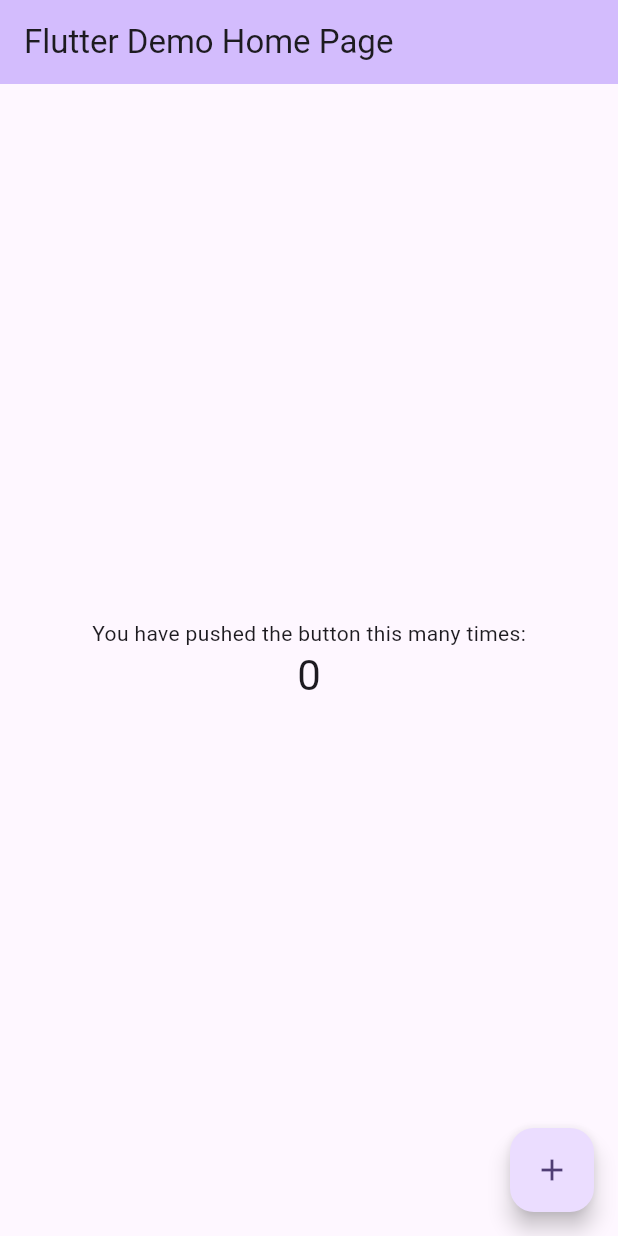
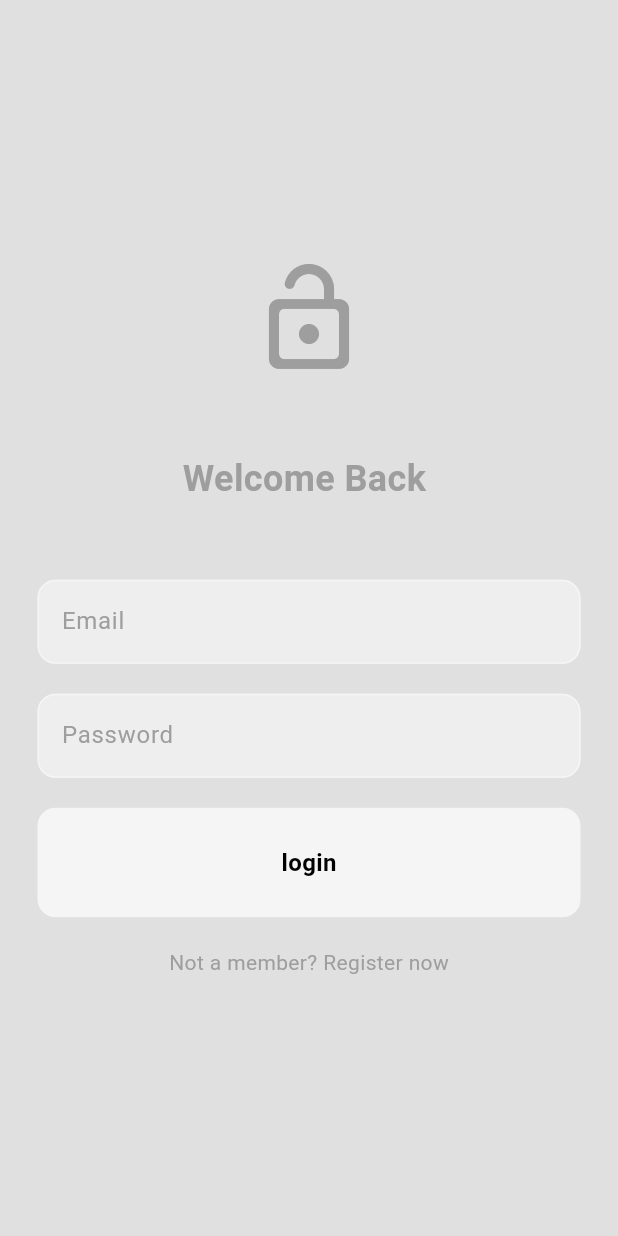
Before and after one commit to sujanae/dev_talks, a Flutter app: the screen it shows after launch, on a phone screen of 412 x 824 dp. Run offline on Flutter 3.47's test engine with Material 3 defaults, Android fonts, the phone set to English and light mode, and no system bars; our stand-ins replace firebase_auth, firebase_core, flutter_bloc; accounts and stored records are empty.

Commit message:
done login page

```diff
--- /dev/null
+++ b/lib/features/auth/presentation/components/my_button.dart
@@ -0,0 +1,26 @@
+import 'package:flutter/material.dart';
+import 'package:flutter/widgets.dart';
+
+class MyButton extends StatelessWidget {
+  final void Function()? onTap;
+  final String text;
+  const MyButton({super.key, required this.onTap, required this.text});
+
+  @override
+  Widget build(BuildContext context) {
+    return GestureDetector(
+        onTap: onTap,
+        child: Container(
+          padding: const EdgeInsets.all(25),
+          decoration: BoxDecoration(
+            color: Theme.of(context).colorScheme.tertiary,
+            borderRadius: BorderRadius.circular(12),
+          ),
+          child: Center(
+              child: Text(
+            text,
+            style: const TextStyle(fontWeight: FontWeight.bold, fontSize: 16),
+          )),
+        ));
+  }
+}
--- /dev/null
+++ b/lib/features/auth/presentation/components/my_text_field.dart
@@ -0,0 +1,36 @@
+import 'package:flutter/material.dart';
+import 'package:flutter/widgets.dart';
+
+class MyTextField extends StatelessWidget {
+  final TextEditingController controller;
+  final String hintText;
+  final bool obscureText;
+  const MyTextField(
+      {super.key,
+      required this.controller,
+      required this.hintText,
+      required this.obscureText});
+
+  @override
+  Widget build(BuildContext context) {
+    return TextField(
+      controller: controller,
+      obscureText: obscureText,
+      decoration: InputDecoration(
+          hintText: hintText,
+          fillColor: Theme.of(context).colorScheme.secondary,
+          filled: true,
+          hintStyle: TextStyle(color: Theme.of(context).colorScheme.primary),
+          enabledBorder: OutlineInputBorder(
+            borderSide:
+                BorderSide(color: Theme.of(context).colorScheme.tertiary),
+            borderRadius: BorderRadius.circular(12),
+          ),
+          focusedBorder: OutlineInputBorder(
+            borderSide:
+                BorderSide(color: Theme.of(context).colorScheme.primary),
+            borderRadius: BorderRadius.circular(12),
+          )),
+    );
+  }
+}
--- a/lib/features/auth/presentation/cubits/auth_cubit.dart
+++ b/lib/features/auth/presentation/cubits/auth_cubit.dart
@@ -13,4 +13,59 @@ class AuthCubit extends Cubit<AuthStates> {
   final AuthRepo authRepo;
   AppUser? _currentuser;
   AuthCubit({required this.authRepo}) : super(AuthInitial());
+
+  //check if user is authenticated
+  void checkAuth() async {
+    final AppUser? user = await authRepo.getCurrentUser();
+    if (user != null) {
+      _currentuser = user;
+      emit(Authenticated(user));
+    } else {
+      emit(UnAuthenticated());
+    }
+  }
+
+  //get current user
+  AppUser? get currentUser => _currentuser;
+
+  //login with email password
+  Future<void> login(String email, String pw) async {
+    try {
+      emit(AuthLoading());
+      final user = await authRepo.loginWithEmailPassword(email, pw);
+
+      if (user != null) {
+        _currentuser = user;
+        emit(Authenticated(user));
+      } else {
+        emit(UnAuthenticated());
+      }
+    } catch (e) {
+      emit(AuthError(e.toString()));
+      emit(UnAuthenticated());
+    }
+  }
+
+  //register with email password
+  Future<void> register(String name, String email, String pw) async {
+    try {
+      emit(AuthLoading());
+      final user = await authRepo.registerWithEmailPassword(name, email, pw);
+      if (user != null) {
+        _currentuser = user;
+        emit(Authenticated(user));
+      } else {
+        emit(UnAuthenticated());
+      }
+    } catch (e) {
+      emit(AuthError(e.toString()));
+      emit(UnAuthenticated());
+    }
+  }
+
+  //logout
+  Future<void> logout() async {
+    authRepo.logout();
+    emit(UnAuthenticated());
+  }
 }
--- /dev/null
+++ b/lib/features/auth/presentation/pages/login_page.dart
@@ -0,0 +1,71 @@
+import 'package:dev_talks/features/auth/presentation/components/my_button.dart';
+import 'package:dev_talks/features/auth/presentation/components/my_text_field.dart';
+import 'package:flutter/material.dart';
+import 'package:flutter/widgets.dart';
+
+class LoginPage extends StatefulWidget {
+  const LoginPage({super.key});
+
+  @override
+  State<LoginPage> createState() => _LoginPageState();
+}
+
+class _LoginPageState extends State<LoginPage> {
+  //controller
+  final emailcontroller = TextEditingController();
+  final pwcontroller = TextEditingController();
+  @override
+  Widget build(BuildContext context) {
+    return Scaffold(
+      body: Padding(
+        padding: const EdgeInsets.symmetric(horizontal: 25.0),
+        child: Center(
+          child: SafeArea(
+            child:
+                Column(mainAxisAlignment: MainAxisAlignment.center, children: [
+              Icon(
+                Icons.lock_open_rounded,
+                size: 80,
+                color: Theme.of(context).colorScheme.primary,
+              ),
+              const SizedBox(height: 50),
+              //welcome back msg
+              Text(
+                'Welcome Back ',
+                style: TextStyle(
+                    fontSize: 24,
+                    fontWeight: FontWeight.bold,
+                    color: Theme.of(context).colorScheme.primary),
+              ),
+              const SizedBox(height: 50),
+
+              //email text feild
+              MyTextField(
+                controller: emailcontroller,
+                obscureText: false,
+                hintText: 'Email',
+              ),
+              const SizedBox(height: 20),
+              //pw text feild
+              MyTextField(
+                controller: pwcontroller,
+                obscureText: true,
+                hintText: 'Password',
+              ),
+              const SizedBox(height: 20),
+
+              //login btn
+              MyButton(onTap: () {}, text: 'login'),
+              const SizedBox(height: 20),
+
+              //not member? register now
+              Text("Not a member? Register now",
+                  style:
+                      TextStyle(color: Theme.of(context).colorScheme.primary))
+            ]),
+          ),
+        ),
+      ),
+    );
+  }
+}
--- /dev/null
+++ b/lib/features/auth/presentation/pages/register_page.dart
@@ -0,0 +1,15 @@
+import 'package:flutter/widgets.dart';
+
+class RegisterPage extends StatefulWidget {
+  const RegisterPage({super.key});
+
+  @override
+  State<RegisterPage> createState() => _RegisterPageState();
+}
+
+class _RegisterPageState extends State<RegisterPage> {
+  @override
+  Widget build(BuildContext context) {
+    return const Placeholder();
+  }
+}
--- a/lib/main.dart
+++ b/lib/main.dart
@@ -1,4 +1,6 @@
+import 'package:dev_talks/features/auth/presentation/pages/login_page.dart';
 import 'package:dev_talks/firebase_options.dart';
+import 'package:dev_talks/themes/light_mode.dart';
 import 'package:firebase_core/firebase_core.dart';
 import 'package:flutter/material.dart';
 
@@ -11,119 +13,12 @@
 class MyApp extends StatelessWidget {
   const MyApp({super.key});
 
-  // This widget is the root of your application.
   @override
   Widget build(BuildContext context) {
     return MaterialApp(
-      title: 'Flutter Demo',
-      theme: ThemeData(
-        // This is the theme of your application.
-        //
-        // TRY THIS: Try running your application with "flutter run". You'll see
-        // the application has a purple toolbar. Then, without quitting the app,
-        // try changing the seedColor in the colorScheme below to Colors.green
-        // and then invoke "hot reload" (save your changes or press the "hot
-        // reload" button in a Flutter-supported IDE, or press "r" if you used
-        // the command line to start the app).
-        //
-        // Notice that the counter didn't reset back to zero; the application
-        // state is not lost during the reload. To reset the state, use hot
-        // restart instead.
-        //
-        // This works for code too, not just values: Most code changes can be
-        // tested with just a hot reload.
-        colorScheme: ColorScheme.fromSeed(seedColor: Colors.deepPurple),
-        useMaterial3: true,
-      ),
-      home: const MyHomePage(title: 'Flutter Demo Home Page'),
+      debugShowCheckedModeBanner: false,
+      home: const LoginPage(),
+      theme: lightMode,
     );
   }
 }
-
-class MyHomePage extends StatefulWidget {
-  const MyHomePage({super.key, required this.title});
-
-  // This widget is the home page of your application. It is stateful, meaning
-  // that it has a State object (defined below) that contains fields that affect
-  // how it looks.
-
-  // This class is the configuration for the state. It holds the values (in this
-  // case the title) provided by the parent (in this case the App widget) and
-  // used by the build method of the State. Fields in a Widget subclass are
-  // always marked "final".
-
-  final String title;
-
-  @override
-  State<MyHomePage> createState() => _MyHomePageState();
-}
-
-class _MyHomePageState extends State<MyHomePage> {
-  int _counter = 0;
-
-  void _incrementCounter() {
-    setState(() {
-      // This call to setState tells the Flutter framework that something has
-      // changed in this State, which causes it to rerun the build method below
-      // so that the display can reflect the updated values. If we changed
-      // _counter without calling setState(), then the build method would not be
-      // called again, and so nothing would appear to happen.
-      _counter++;
-    });
-  }
-
-  @override
-  Widget build(BuildContext context) {
-    // This method is rerun every time setState is called, for instance as done
-    // by the _incrementCounter method above.
-    //
-    // The Flutter framework has been optimized to make rerunning build methods
-    // fast, so that you can just rebuild anything that needs updating rather
-    // than having to individually change instances of widgets.
-    return Scaffold(
-      appBar: AppBar(
-        // TRY THIS: Try changing the color here to a specific color (to
-        // Colors.amber, perhaps?) and trigger a hot reload to see the AppBar
-        // change color while the other colors stay the same.
-        backgroundColor: Theme.of(context).colorScheme.inversePrimary,
-        // Here we take the value from the MyHomePage object that was created by
-        // the App.build method, and use it to set our appbar title.
-        title: Text(widget.title),
-      ),
-      body: Center(
-        // Center is a layout widget. It takes a single child and positions it
-        // in the middle of the parent.
-        child: Column(
-          // Column is also a layout widget. It takes a list of children and
-          // arranges them vertically. By default, it sizes itself to fit its
-          // children horizontally, and tries to be as tall as its parent.
-          //
-          // Column has various properties to control how it sizes itself and
-          // how it positions its children. Here we use mainAxisAlignment to
-          // center the children vertically; the main axis here is the vertical
-          // axis because Columns are vertical (the cross axis would be
-          // horizontal).
-          //
-          // TRY THIS: Invoke "debug painting" (choose the "Toggle Debug Paint"
-          // action in the IDE, or press "p" in the console), to see the
-          // wireframe for each widget.
-          mainAxisAlignment: MainAxisAlignment.center,
-          children: <Widget>[
-            const Text(
-              'You have pushed the button this many times:',
-            ),
-            Text(
-              '$_counter',
-              style: Theme.of(context).textTheme.headlineMedium,
-            ),
-          ],
-        ),
-      ),
-      floatingActionButton: FloatingActionButton(
-        onPressed: _incrementCounter,
-        tooltip: 'Increment',
-        child: const Icon(Icons.add),
-      ), // This trailing comma makes auto-formatting nicer for build methods.
-    );
-  }
-}
--- /dev/null
+++ b/lib/themes/light_mode.dart
@@ -0,0 +1,12 @@
+import 'package:flutter/material.dart';
+
+ThemeData lightMode = ThemeData(
+  colorScheme: ColorScheme.light(
+    surface: Colors.grey.shade300,
+    primary: Colors.grey.shade500,
+    secondary: Colors.grey.shade200,
+    tertiary: Colors.grey.shade100,
+    inversePrimary: Colors.grey.shade900,
+  ),
+  scaffoldBackgroundColor: Colors.grey.shade300,
+);
```
Also changed, not shown: 1 other file.
